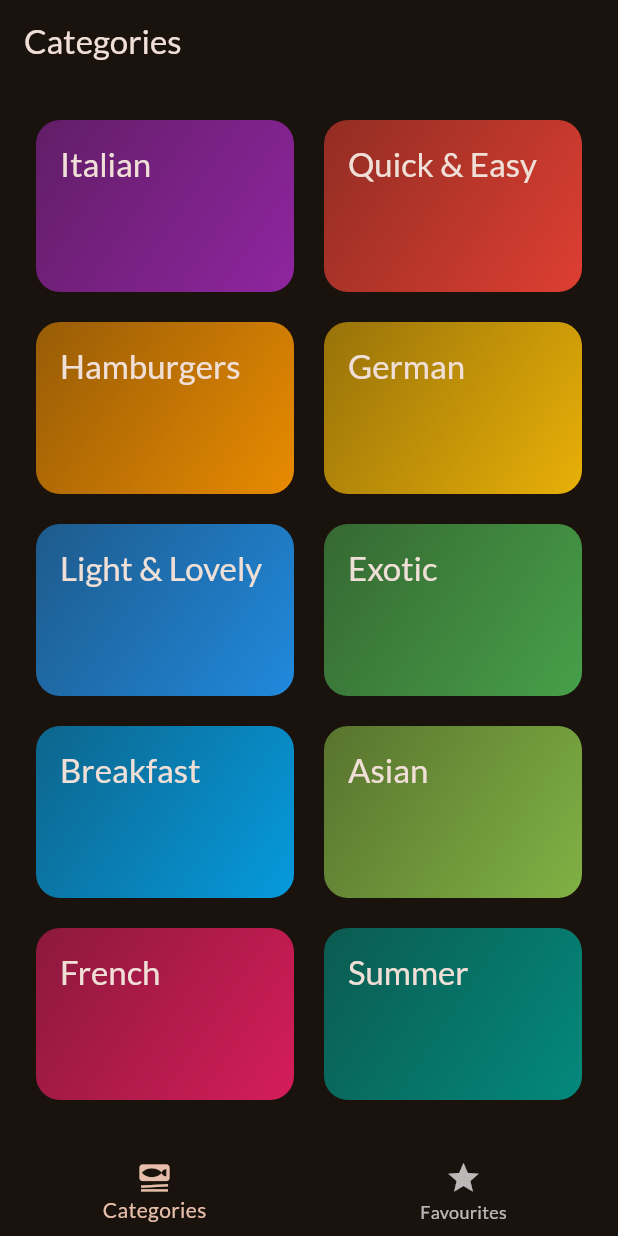
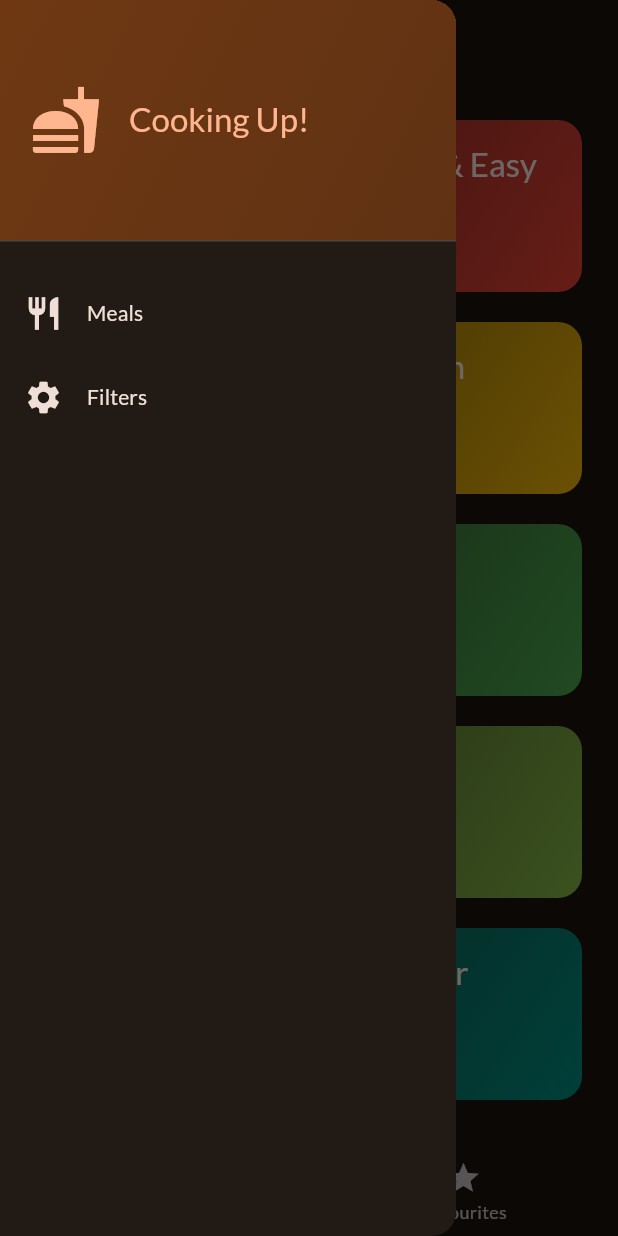
Before and after one commit to NeeDaimDark/meals_app, a Flutter app: the screen it shows after launch, with the side drawer open (before the commit the screen has no drawer), on a phone screen of 412 x 824 dp. Run offline on Flutter 3.47's test engine with Material 3 defaults, Android fonts, the phone set to English and light mode, and no system bars; our stand-ins replace google_fonts, transparent_image.

Commit message:
side drawer+filter items

```diff
--- a/lib/screens/tabs.dart
+++ b/lib/screens/tabs.dart
@@ -1,7 +1,9 @@
 import 'package:flutter/material.dart';
 import 'package:meals_app/models/meal.dart';
 import 'package:meals_app/screens/categories.dart';
+import 'package:meals_app/screens/filters.dart';
 import 'package:meals_app/screens/meals.dart';
+import 'package:meals_app/widgets/main_drawer.dart';
 
 class TabScreen extends StatefulWidget {
   const TabScreen({super.key});
@@ -45,6 +47,15 @@ class _TabScreenState extends State<TabScreen> {
     });
   }
 
+  void _setScreen(String identifier) {
+     Navigator.of(context).pop();
+    if (identifier == 'filters') {
+      Navigator.of(context).push(
+          MaterialPageRoute(builder: (ctx) => const FilterScreen(),
+          ),
+      );
+    }
+  }
   @override
   Widget build(BuildContext context) {
     Widget activePage =  CategoriesScreen(
@@ -62,6 +73,7 @@ class _TabScreenState extends State<TabScreen> {
       appBar: AppBar(
         title: Text(activePageTitle),
       ),
+      drawer: MainDrawer(onSelectScreen: _setScreen,),
       body: activePage,
       bottomNavigationBar: BottomNavigationBar(
         currentIndex: _selectedPageIndex,
--- /dev/null
+++ b/lib/widgets/main_drawer.dart
@@ -0,0 +1,83 @@
+import 'package:flutter/material.dart';
+
+class MainDrawer extends StatelessWidget {
+  const MainDrawer({
+    super.key,
+    required this.onSelectScreen,
+  });
+
+  final void Function(String identifier) onSelectScreen;
+
+  @override
+  Widget build(BuildContext context) {
+    return Drawer(
+      child: Column(
+        children: [
+          DrawerHeader(
+              padding: const EdgeInsets.all(20),
+              decoration: BoxDecoration(
+                gradient: LinearGradient(
+                  colors: [
+                    Theme.of(context).colorScheme.primaryContainer,
+                    Theme.of(context).colorScheme.primaryContainer.withOpacity(0.8),
+                  ],
+                  begin: Alignment.topLeft,
+                  end: Alignment.bottomRight,
+                ),
+              ),
+              child:Row(
+                children: [
+                  Icon(
+                    Icons.fastfood,
+                    size: 48,
+                    color: Theme.of(context).colorScheme.primary,
+                  ),
+                  const SizedBox(width: 18),
+                  Text(
+                    'Cooking Up!',
+                      style: Theme.of(context).textTheme.titleLarge!.copyWith(
+                            color: Theme.of(context).colorScheme.primary,
+                      ),
+                  ),
+
+                ],
+              ),
+          ),
+          const SizedBox(height: 12),
+          ListTile(
+            leading:  Icon(
+              Icons.restaurant,
+              size: 26,
+              color : Theme.of(context).colorScheme.onSurface,
+            ),
+            title:  Text(
+                'Meals',
+                style: Theme.of(context).textTheme.titleSmall!.copyWith(
+                     color:  Theme.of(context).colorScheme.onSurface,
+            ),
+            ),
+            onTap: () {
+              onSelectScreen('meals');
+            },
+          ),
+          ListTile(
+            leading:  Icon(
+              Icons.settings,
+              size: 26,
+              color : Theme.of(context).colorScheme.onSurface,
+            ),
+            title:  Text(
+              'Filters',
+              style: Theme.of(context).textTheme.titleSmall!.copyWith(
+                color:  Theme.of(context).colorScheme.onSurface,
+              ),
+            ),
+            onTap: () {
+              onSelectScreen('filters');
+            },
+          ),
+        ],
+      ),
+    );
+  }
+}
```
Also changed, not shown: lib/screens/filters.dart (added, +137 -0 lines).
